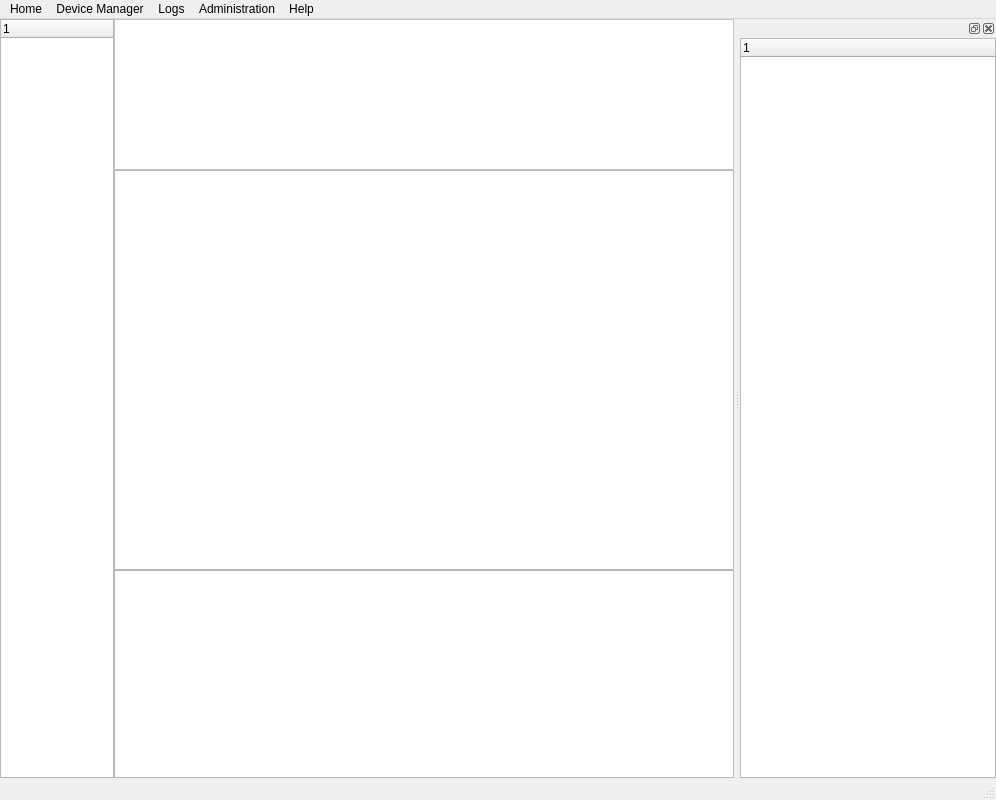
Before: the Qt Designer form PS/mainwindow.ui in yangfengfeng8/Test, drawn with Qt 5.
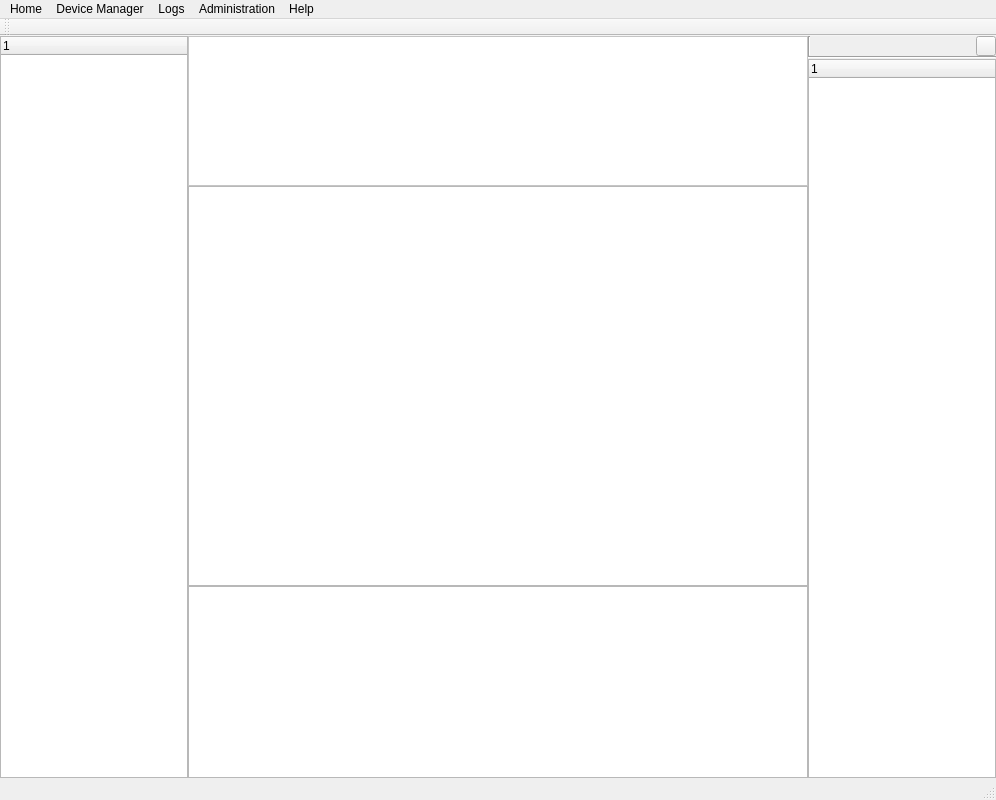
After: the same form once the commit is applied. Icons and pictures are not drawn.

Diff of the .ui file:
```diff
--- a/PS/mainwindow.ui
+++ b/PS/mainwindow.ui
@@ -112,7 +112,7 @@
               <x>0</x>
               <y>0</y>
               <width>618</width>
-              <height>149</height>
+              <height>147</height>
              </rect>
             </property>
             <layout class="QHBoxLayout" name="horizontalLayout_2">
@@ -179,6 +179,95 @@
       </layout>
      </widget>
     </item>
+    <item>
+     <widget class="QWidget" name="widget" native="true">
+      <property name="minimumSize">
+       <size>
+        <width>120</width>
+        <height>0</height>
+       </size>
+      </property>
+      <layout class="QVBoxLayout" name="verticalLayout">
+       <property name="spacing">
+        <number>0</number>
+       </property>
+       <property name="leftMargin">
+        <number>0</number>
+       </property>
+       <property name="topMargin">
+        <number>0</number>
+       </property>
+       <property name="rightMargin">
+        <number>0</number>
+       </property>
+       <property name="bottomMargin">
+        <number>0</number>
+       </property>
+       <item>
+        <layout class="QHBoxLayout" name="horizontalLayout_4">
+         <property name="spacing">
+          <number>0</number>
+         </property>
+         <item>
+          <widget class="Line" name="line_2">
+           <property name="orientation">
+            <enum>Qt::Vertical</enum>
+           </property>
+          </widget>
+         </item>
+         <item>
+          <spacer name="horizontalSpacer">
+           <property name="orientation">
+            <enum>Qt::Horizontal</enum>
+           </property>
+           <property name="sizeHint" stdset="0">
+            <size>
+             <width>40</width>
+             <height>20</height>
+            </size>
+           </property>
+          </spacer>
+         </item>
+         <item>
+          <widget class="QPushButton" name="close_btn">
+           <property name="minimumSize">
+            <size>
+             <width>0</width>
+             <height>0</height>
+            </size>
+           </property>
+           <property name="maximumSize">
+            <size>
+             <width>20</width>
+             <height>20</height>
+            </size>
+           </property>
+           <property name="text">
+            <string/>
+           </property>
+          </widget>
+         </item>
+        </layout>
+       </item>
+       <item>
+        <widget class="Line" name="line">
+         <property name="orientation">
+          <enum>Qt::Horizontal</enum>
+         </property>
+        </widget>
+       </item>
+       <item>
+        <widget class="QTreeWidget" name="treeWidget_3">
+         <column>
+          <property name="text">
+           <string notr="true">1</string>
+          </property>
+         </column>
+        </widget>
+       </item>
+      </layout>
+     </widget>
+    </item>
    </layout>
   </widget>
   <widget class="QMenuBar" name="menuBar">
@@ -248,47 +337,16 @@
    <addaction name="menu_H"/>
   </widget>
   <widget class="QStatusBar" name="statusBar"/>
-  <widget class="QDockWidget" name="dockWidget_2">
-   <property name="styleSheet">
-    <string notr="true">margin: 0px;</string>
+  <widget class="QToolBar" name="toolBar">
+   <property name="windowTitle">
+    <string>toolBar</string>
    </property>
-   <property name="floating">
+   <attribute name="toolBarArea">
+    <enum>TopToolBarArea</enum>
+   </attribute>
+   <attribute name="toolBarBreak">
     <bool>false</bool>
-   </property>
-   <attribute name="dockWidgetArea">
-    <number>2</number>
    </attribute>
-   <widget class="QWidget" name="dockWidgetContents_4">
-    <layout class="QHBoxLayout" name="horizontalLayout_3">
-     <property name="spacing">
-      <number>0</number>
-     </property>
-     <property name="leftMargin">
-      <number>0</number>
-     </property>
-     <property name="topMargin">
-      <number>0</number>
-     </property>
-     <property name="rightMargin">
-      <number>0</number>
-     </property>
-     <property name="bottomMargin">
-      <number>0</number>
-     </property>
-     <item>
-      <widget class="QTreeWidget" name="treeWidget_2">
-       <property name="styleSheet">
-        <string notr="true">margin: 0px;</string>
-       </property>
-       <column>
-        <property name="text">
-         <string notr="true">1</string>
-        </property>
-       </column>
-      </widget>
-     </item>
-    </layout>
-   </widget>
   </widget>
   <action name="action_OverView">
    <property name="text">
```
